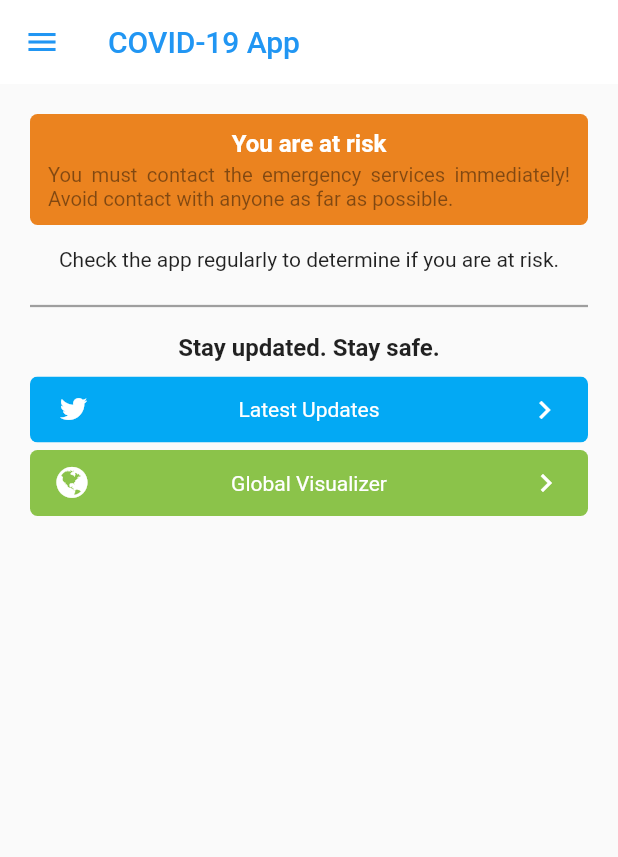
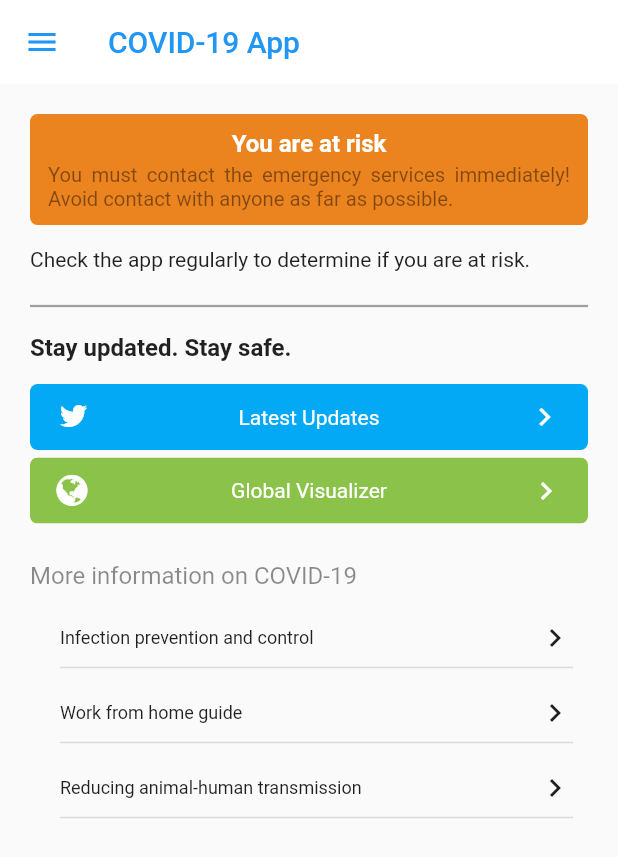
Before and after one commit to gsunit/COVID-19-App, a Flutter app: the MyHomePage screen opened directly, on a phone screen of 412 x 824 dp. Shown: the top 857 px of the screen. Run offline on Flutter 3.47's test engine with Material 2 defaults, Android fonts, the light colour scheme and no system bars; our stand-ins replace cloud_firestore, fancy_bottom_navigation, flutter_easyrefresh, flutter_local_notifications, flutter_staggered_animations, geolocator and 2 more; missing offline and left inert: flutter_geofence, rect_getter, upi_india; accounts and stored records are empty; project files that could hold a hidden picture were left out.

Commit message:
homepage links added

```diff
--- /dev/null
+++ b/app/lib/home/home_links.dart
@@ -0,0 +1,40 @@
+import 'package:flutter/material.dart';
+
+class HomeLinks extends StatelessWidget {
+
+  HomeLinks({
+    @required this.title,
+    @required this.onTap,
+  });
+
+  final String title;
+  final onTap;
+
+  @override
+  Widget build(BuildContext context) {
+    return InkWell(
+      onTap: onTap,
+      child: ClipRRect(
+        borderRadius: BorderRadius.circular(5.0),
+        child: Container(
+          child: Padding(
+            padding: const EdgeInsets.only(top: 10.0, right: 10.0, left: 20.0),
+            child: Column(
+              children: <Widget>[
+                Row(
+                  mainAxisAlignment: MainAxisAlignment.spaceBetween,
+                  children: <Widget>[
+                    Text(title, style: TextStyle(color: Colors.black87, fontSize: 12.0),),
+                    SizedBox(width: 30.0,),
+                    Icon(Icons.chevron_right, color: Colors.black87,),
+                  ],
+                ),
+                Divider(thickness: 1.0,)
+              ],
+            ),
+          ),
+        ),
+      ),
+    );
+  }
+}
--- a/app/lib/home/home_page.dart
+++ b/app/lib/home/home_page.dart
@@ -3,13 +3,14 @@ import 'package:covid_19_app/feed/feed_page.dart';
 import 'package:covid_19_app/fonts/globe_icon.dart';
 import 'package:covid_19_app/fonts/india_icon.dart';
 import 'package:covid_19_app/fonts/twitter_icon.dart';
-import 'package:covid_19_app/guidelines/guidelines_page.dart';
+import 'package:covid_19_app/home/home_links.dart';
 import 'package:covid_19_app/home/home_tab.dart';
 import 'package:covid_19_app/home/user_status_widget.dart';
 import 'package:covid_19_app/models/user_model.dart';
 import 'package:covid_19_app/payments/payments_page.dart';
 import 'package:covid_19_app/util/custom_appbar.dart';
 import 'package:covid_19_app/geolocation/geolocation.dart';
+import 'package:covid_19_app/webview_page.dart';
 import 'package:flutter/material.dart';
 
 class MyHomePage extends StatefulWidget {
@@ -48,7 +49,10 @@ class _MyHomePageState extends State<MyHomePage> {
             RaisedButton(
               child: Text("Guidelines"),
               onPressed: (){
-                Navigator.push(context, MaterialPageRoute(builder: (context) =>  GuidelinesPage()));
+                Navigator.push(context, MaterialPageRoute(builder: (context) =>  WebviewPage(
+                  title: "WHO Guidelines",
+                  url: 'https://www.who.int/emergencies/diseases/novel-coronavirus-2019/technical-guidance/guidance-for-schools-workplaces-institutions',
+                )));
               },
             ),
             RaisedButton(
@@ -76,6 +80,7 @@ class _MyHomePageState extends State<MyHomePage> {
         padding: const EdgeInsets.all(20.0),
         child: SingleChildScrollView(
           child: Column(
+            crossAxisAlignment: CrossAxisAlignment.start,
             children: <Widget>[
               UserStatusWidget(user: widget.user,),
               SizedBox(height: 15.0),
@@ -87,7 +92,7 @@ class _MyHomePageState extends State<MyHomePage> {
               ),
               SizedBox(height: 10.0,),
               Text("Stay updated. Stay safe.", style: TextStyle(fontWeight: FontWeight.bold, fontSize: 16.0),),
-              SizedBox(height: 10.0,),
+              SizedBox(height: 15.0,),
               HomeTab(
                 title: "Latest Updates",
                 icon: TwitterIcon.twitter,
@@ -105,6 +110,36 @@ class _MyHomePageState extends State<MyHomePage> {
                   Navigator.push(context, MaterialPageRoute(builder: (context) => CovidVisualizerPage()));
                 },
               ),
+              SizedBox(height: 25.0,),
+              Text("More information on COVID-19", style: TextStyle(fontSize: 16.0, color: Colors.black45)),
+              SizedBox(height: 10.0,),
+              HomeLinks(
+                title: "Infection prevention and control",
+                onTap: () {
+                  Navigator.push(context, MaterialPageRoute(builder: (context) => WebviewPage(
+                    title: "WHO Guidelines",
+                    url: 'https://www.who.int/emergencies/diseases/novel-coronavirus-2019/technical-guidance/infection-prevention-and-control',
+                  )));
+                },
+              ),
+              HomeLinks(
+                title: "Work from home guide",
+                onTap: () {
+                  Navigator.push(context, MaterialPageRoute(builder: (context) => WebviewPage(
+                    title: "Blogpost",
+                    url: 'https://blog.trello.com/work-from-home-guides'
+                  )));
+                },
+              ),
+              HomeLinks(
+                title: "Reducing animal-human transmission",
+                onTap: () {
+                  Navigator.push(context, MaterialPageRoute(builder: (context) => WebviewPage(
+                    title: "WHO Guidelines",
+                    url: 'https://www.who.int/health-topics/coronavirus/who-recommendations-to-reduce-risk-of-transmission-of-emerging-pathogens-from-animals-to-humans-in-live-animal-markets'
+                  )));
+                },
+              )
             ],
           ),
         ),
```
Also changed, not shown: app/lib/webview_page.dart (renamed from app/lib/guidelines/guidelines_page.dart, +13 -5 lines).
